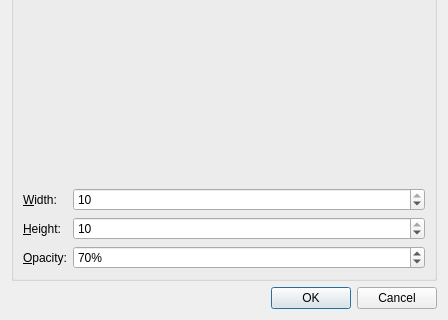
Before: the Qt Designer form client/src/ui/dialogs/layout_settings_dialog.ui in networkoptix/nx_open, drawn with Qt 5; both pictures show x 0 to 448 and y 228 to 548 of the 448 by 548 pixel window.
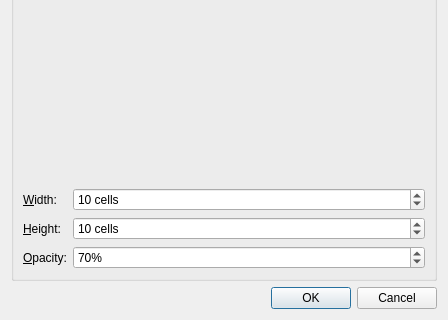
After: the same form once the commit is applied.

Commit message:
Feature #1852: Estimated Aspect Ratio in Layout settings dialog
<==== Mercurial data ====>
Branch: master

Patch:
```diff
--- a/client/src/ui/dialogs/layout_settings_dialog.ui
+++ b/client/src/ui/dialogs/layout_settings_dialog.ui
@@ -181,11 +181,14 @@
           <property name="correctionMode">
            <enum>QAbstractSpinBox::CorrectToNearestValue</enum>
           </property>
+          <property name="suffix">
+           <string> cells</string>
+          </property>
           <property name="minimum">
            <number>1</number>
           </property>
           <property name="maximum">
-           <number>10</number>
+           <number>20</number>
           </property>
           <property name="value">
            <number>10</number>
@@ -207,11 +210,14 @@
           <property name="correctionMode">
            <enum>QAbstractSpinBox::CorrectToNearestValue</enum>
           </property>
+          <property name="suffix">
+           <string> cells</string>
+          </property>
           <property name="minimum">
            <number>1</number>
           </property>
           <property name="maximum">
-           <number>10</number>
+           <number>20</number>
           </property>
           <property name="value">
            <number>10</number>
```
The commit also changes 2 other files.
